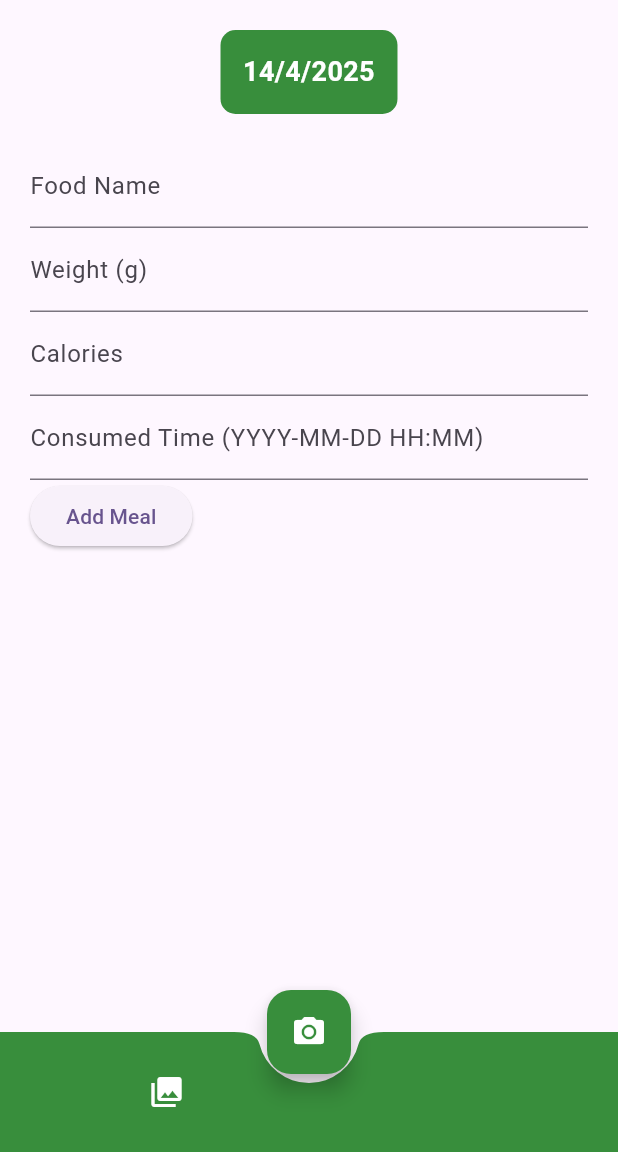
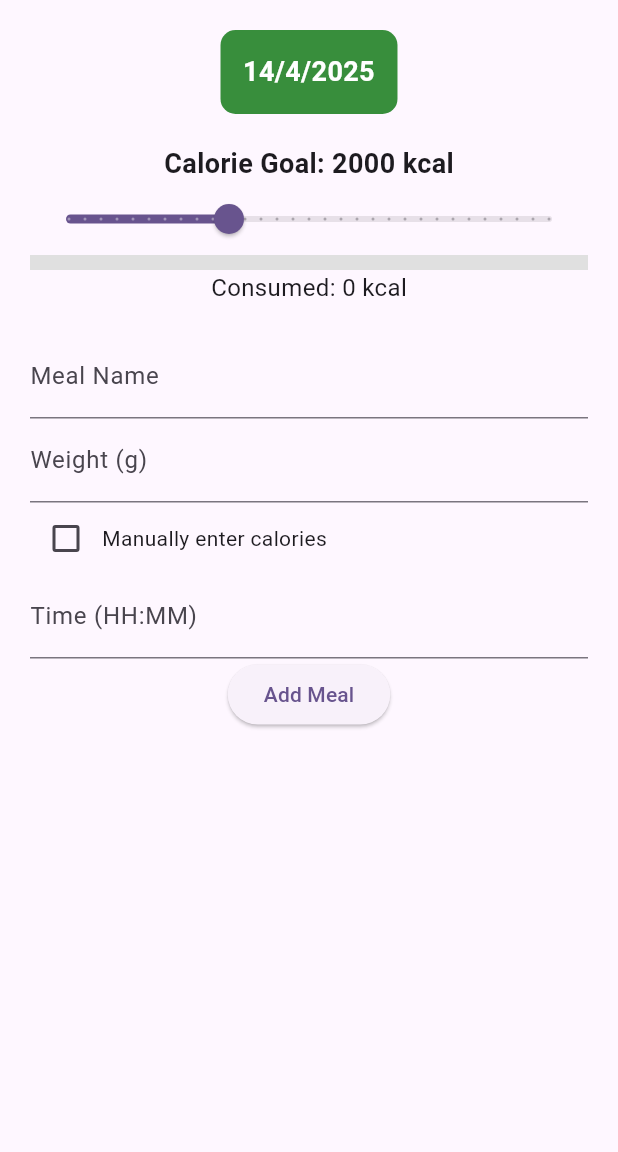
Before and after one commit to sewan777/HealthBook, a Flutter app: the HealthAppHome screen opened directly, on a phone screen of 412 x 824 dp, the part 84-1236 px from its top. Run offline on Flutter 3.47's test engine with Material 3 defaults, Android fonts, the phone set to English and light mode, and no system bars; our stand-ins replace google_fonts, image_picker, permission_handler, supabase_flutter, table_calendar; accounts and stored records are empty.

```diff
--- a/lib/page1.dart
+++ b/lib/page1.dart
@@ -45,11 +45,13 @@ class _HealthAppHomeState extends State<HealthAppHome> {
   DateTime _selectedDate = DateTime.now();
   late DateTime _focusedDay;
   int _calorieGoal = 2000;
+  int _totalCaloriesConsumed = 0;
   final TextEditingController _nameController = TextEditingController();
   final TextEditingController _weightController = TextEditingController();
   final TextEditingController _calorieController = TextEditingController();
   final TextEditingController _timeController = TextEditingController();
   List<Meal> _mealLogs = [];
+  bool _isCalorieInputEnabled = false;
 
   @override
   void initState() {
@@ -66,51 +68,13 @@ class _HealthAppHomeState extends State<HealthAppHome> {
     super.dispose();
   }
 
-  // Opens the camera and handles permissions
-  Future<void> _openCamera() async {
-    PermissionStatus status = await Permission.camera.request();
-    if (status.isGranted) {
-      final XFile? image = await _picker.pickImage(source: ImageSource.camera);
-      if (image != null) {
-        setState(() => _selectedImage = File(image.path));
-      }
-    } else {
-      _handlePermissionDenied(status);
-    }
-  }
-
-  // Opens the gallery and handles permissions
-  Future<void> _openGallery() async {
-    PermissionStatus status = await Permission.photos.request();
-    if (status.isGranted) {
-      final XFile? image = await _picker.pickImage(source: ImageSource.gallery);
-      if (image != null) {
-        setState(() => _selectedImage = File(image.path));
-      }
-    } else {
-      _handlePermissionDenied(status);
-    }
-  }
-
-  // Handles permission denial and provides user feedback
-  void _handlePermissionDenied(PermissionStatus status) {
-    if (status.isDenied) {
-      ScaffoldMessenger.of(context).showSnackBar(
-        SnackBar(content: Text("Permission is required for this feature")),
-      );
-    } else if (status.isPermanentlyDenied) {
-      openAppSettings();
-    }
-  }
-
-  // Add a new meal to the logs
   void _addMeal() {
     String name = _nameController.text;
     double weight = double.tryParse(_weightController.text) ?? 0;
-    int calories = int.tryParse(_calorieController.text) ?? 0;
+    int calories = _isCalorieInputEnabled ? int.tryParse(_calorieController.text) ?? 0 : 0;
     DateTime consumedTime = DateTime.parse(_timeController.text);
 
-    if (name.isNotEmpty && weight > 0 && calories > 0) {
+    if (name.isNotEmpty && weight > 0 && (!_isCalorieInputEnabled || calories > 0)) {
       setState(() {
         _mealLogs.add(Meal(
           name: name,
@@ -119,9 +83,9 @@ class _HealthAppHomeState extends State<HealthAppHome> {
           consumedTime: consumedTime,
           image: _selectedImage,
         ));
+        _totalCaloriesConsumed += calories;
       });
 
-      // Clear input fields
       _nameController.clear();
       _weightController.clear();
       _calorieController.clear();
@@ -130,30 +94,112 @@ class _HealthAppHomeState extends State<HealthAppHome> {
     }
   }
 
-  // Displays the calendar for date selection
-  void _showCalendarPopup() {
-    showDialog(
+  Future<void> _selectDate(BuildContext context) async {
+    DateTime? pickedDate = await showDatePicker(
       context: context,
-      builder: (BuildContext context) {
-        return Dialog(
-          child: Padding(
-            padding: EdgeInsets.all(15),
-            child: TableCalendar(
-              focusedDay: _focusedDay,
-              selectedDayPredicate: (day) => isSameDay(day, _selectedDate),
-              onDaySelected: (selectedDay, focusedDay) {
+      initialDate: _selectedDate,
+      firstDate: DateTime(2000),
+      lastDate: DateTime(2100),
+    );
+
+    if (pickedDate != null && pickedDate != _selectedDate) {
+      setState(() {
+        _selectedDate = pickedDate;
+      });
+    }
+  }
+
+  Widget _buildCalendarSection() {
+    return GestureDetector(
+      onTap: () => _selectDate(context),
+      child: Container(
+        padding: EdgeInsets.all(15),
+        decoration: BoxDecoration(
+          color: Colors.green.shade700,
+          borderRadius: BorderRadius.circular(10),
+        ),
+        child: Text(
+          "${_selectedDate.day}/${_selectedDate.month}/${_selectedDate.year}",
+          style: TextStyle(color: Colors.white, fontSize: 18, fontWeight: FontWeight.bold),
+          textAlign: TextAlign.center,
+        ),
+      ),
+    );
+  }
+
+
+  Widget _buildCalorieGoalBar() {
+    return Column(
+      children: [
+        Text("Calorie Goal: $_calorieGoal kcal", style: TextStyle(fontSize: 18, fontWeight: FontWeight.bold)),
+        Slider(
+          value: _calorieGoal.toDouble(),
+          min: 1000,
+          max: 4000,
+          divisions: 30,
+          label: "$_calorieGoal kcal",
+          onChanged: (value) {
+            setState(() {
+              _calorieGoal = value.toInt();
+            });
+          },
+        ),
+        LinearProgressIndicator(
+          value: _totalCaloriesConsumed / _calorieGoal,
+          backgroundColor: Colors.grey.shade300,
+          color: Colors.green,
+          minHeight: 10,
+        ),
+        Text("Consumed: $_totalCaloriesConsumed kcal", style: TextStyle(fontSize: 16)),
+      ],
+    );
+  }
+
+
+  Widget _buildMealForm() {
+    return Column(
+      children: [
+        TextField(controller: _nameController, decoration: InputDecoration(labelText: "Meal Name")),
+        TextField(controller: _weightController, decoration: InputDecoration(labelText: "Weight (g)"), keyboardType: TextInputType.number),
+        Row(
+          children: [
+            Checkbox(
+              value: _isCalorieInputEnabled,
+              onChanged: (value) {
                 setState(() {
-                  _selectedDate = selectedDay;
-                  _focusedDay = focusedDay;
+                  _isCalorieInputEnabled = value!;
                 });
-                Navigator.pop(context);
               },
-              firstDay: DateTime(2020),
-              lastDay: DateTime(2100),
             ),
-          ),
-        );
-      },
+            Text("Manually enter calories")
+          ],
+        ),
+        if (_isCalorieInputEnabled)
+          TextField(controller: _calorieController, decoration: InputDecoration(labelText: "Calories"), keyboardType: TextInputType.number),
+        TextField(controller: _timeController, decoration: InputDecoration(labelText: "Time (HH:MM)")),
+        ElevatedButton(onPressed: _addMeal, child: Text("Add Meal"))
+      ],
+    );
+  }
+
+  Widget _buildMealLogs() {
+    return Expanded(
+      child: ListView.builder(
+        itemCount: _mealLogs.length,
+        itemBuilder: (context, index) {
+          final meal = _mealLogs[index];
+          return Card(
+            margin: EdgeInsets.symmetric(vertical: 5),
+            child: ListTile(
+              leading: meal.image != null
+                  ? Image.file(meal.image!, width: 50, height: 50, fit: BoxFit.cover)
+                  : Icon(Icons.fastfood),
+              title: Text(meal.name),
+              subtitle: Text("Weight: \${meal.weight}g\nCalories: \${meal.calories}\nTime: \${meal.consumedTime}"),
+            ),
+          );
+        },
+      ),
     );
   }
 
@@ -170,116 +216,14 @@ class _HealthAppHomeState extends State<HealthAppHome> {
           children: [
             _buildCalendarSection(),
             SizedBox(height: 20),
+            _buildCalorieGoalBar(),
+            SizedBox(height: 20),
             _buildMealForm(),
             SizedBox(height: 20),
             _buildMealLogs(),
           ],
         ),
       ),
-      bottomNavigationBar: _buildBottomAppBar(),
-      floatingActionButton: _buildFloatingActionButton(),
-      floatingActionButtonLocation: FloatingActionButtonLocation.centerDocked,
-    );
-  }
-
-  // Calendar Section
-  Widget _buildCalendarSection() {
-    return GestureDetector(
-      onTap: _showCalendarPopup,
-      child: Container(
-        padding: EdgeInsets.all(15),
-        decoration: BoxDecoration(
-          color: Colors.green.shade700,
-          borderRadius: BorderRadius.circular(10),
-        ),
-        child: Text(
-          "${_selectedDate.day}/${_selectedDate.month}/${_selectedDate.year}",
-          style: TextStyle(color: Colors.white, fontSize: 18, fontWeight: FontWeight.bold),
-          textAlign: TextAlign.center,
-        ),
-      ),
-    );
-  }
-
-  // Meal Input Form
-  Widget _buildMealForm() {
-    return Column(
-      crossAxisAlignment: CrossAxisAlignment.start,
-      children: [
-        TextField(
-          controller: _nameController,
-          decoration: InputDecoration(labelText: "Food Name"),
-        ),
-        TextField(
-          controller: _weightController,
-          decoration: InputDecoration(labelText: "Weight (g)"),
-          keyboardType: TextInputType.number,
-        ),
-        TextField(
-          controller: _calorieController,
-          decoration: InputDecoration(labelText: "Calories"),
-          keyboardType: TextInputType.number,
-        ),
-        TextField(
-          controller: _timeController,
-          decoration: InputDecoration(labelText: "Consumed Time (YYYY-MM-DD HH:MM)"),
-          keyboardType: TextInputType.datetime,
-        ),
-        ElevatedButton(
-          onPressed: _addMeal,
-          child: Text("Add Meal"),
-        ),
-      ],
-    );
-  }
-
-  // Display the list of meals logged by the user
-  Widget _buildMealLogs() {
-    return Expanded(
-      child: ListView.builder(
-        itemCount: _mealLogs.length,
-        itemBuilder: (context, index) {
-          final meal = _mealLogs[index];
-          return Card(
-            margin: EdgeInsets.symmetric(vertical: 5),
-            child: ListTile(
-              leading: meal.image != null
-                  ? Image.file(meal.image!, width: 50, height: 50, fit: BoxFit.cover)
-                  : Icon(Icons.fastfood),
-              title: Text(meal.name),
-              subtitle: Text("Weight: ${meal.weight}g\nCalories: ${meal.calories}\nTime: ${meal.consumedTime}"),
-            ),
-          );
-        },
-      ),
-    );
-  }
-
-  // Bottom App Bar
-  Widget _buildBottomAppBar() {
-    return BottomAppBar(
-      color: Colors.green.shade700,
-      shape: CircularNotchedRectangle(),
-      notchMargin: 6,
-      child: Row(
-        mainAxisAlignment: MainAxisAlignment.spaceAround,
-        children: [
-          IconButton(
-            icon: Icon(Icons.photo_library, color: Colors.white),
-            onPressed: _openGallery,
-          ),
-          SizedBox(width: 48),
-        ],
-      ),
-    );
-  }
-
-  // Floating Action Button
-  Widget _buildFloatingActionButton() {
-    return FloatingActionButton(
-      backgroundColor: Colors.green.shade700,
-      child: Icon(Icons.camera_alt, color: Colors.white),
-      onPressed: _openCamera,
     );
   }
 }
```
